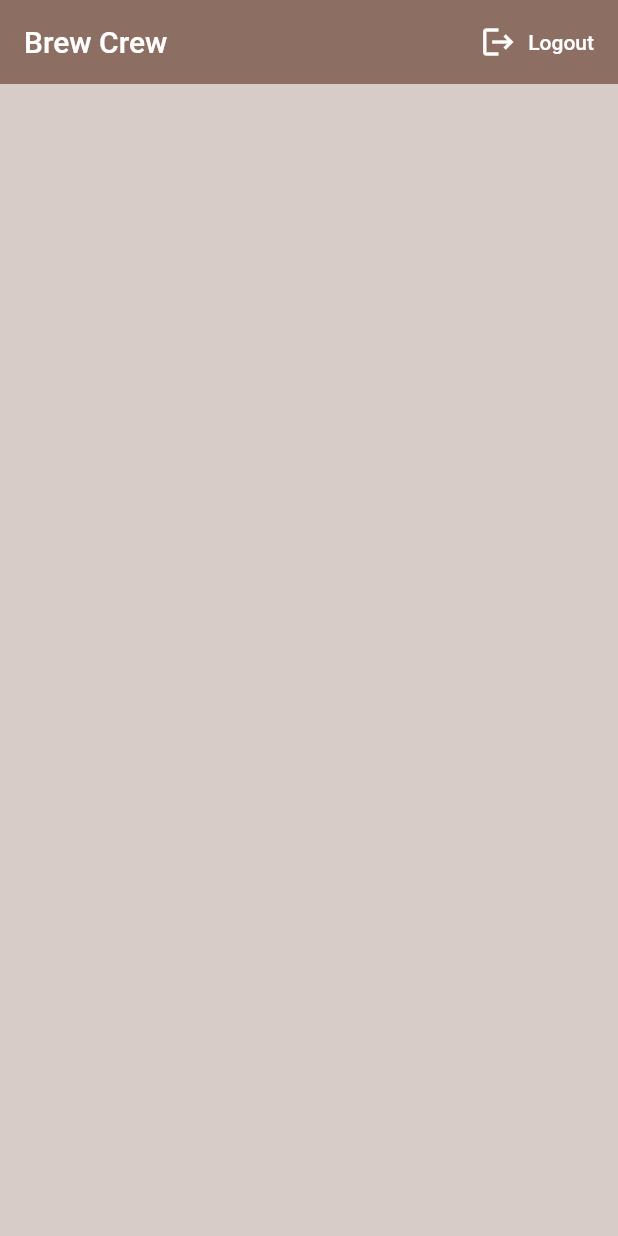
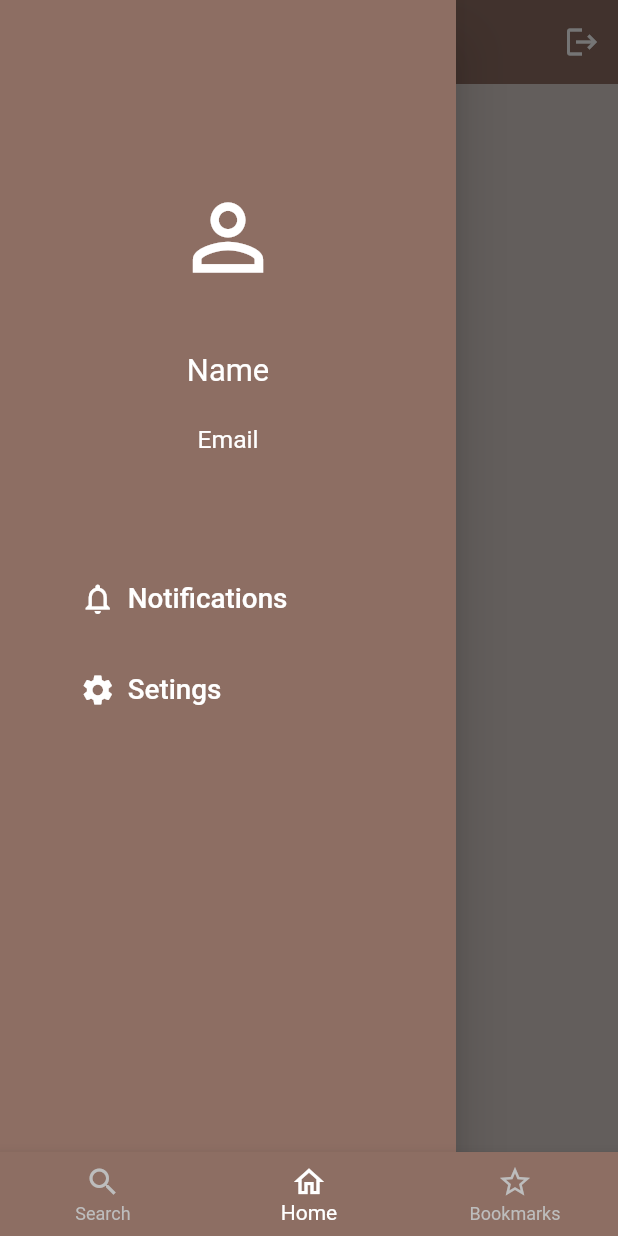
Before and after one commit to faseeh1999/brew_crew, a Flutter app: the screen it shows once a user with an empty profile is signed in, with the side drawer open (before the commit the screen has no drawer), on a phone screen of 412 x 824 dp. Run offline on Flutter 3.47's test engine with Material 2 defaults, Android fonts, the phone set to English and light mode, and no system bars; our stand-ins replace cloud_firestore, firebase_auth, flutter_spinkit; accounts and stored records are empty; Roboto replaces fonts that are missing (ss).

Commit message:
List Tile view Completed & Lec 21
Brew Model & Brew List Function in database file along with Brew Tile & List View Builder Completed.

```diff
--- /dev/null
+++ b/lib/models/brew.dart
@@ -0,0 +1,11 @@
+class Brew {
+  final String name;
+  final String sugars;
+  final int strength;
+
+  Brew({
+    this.name,
+    this.sugars,
+    this.strength,
+  });
+}
--- /dev/null
+++ b/lib/screens/home/brew_list.dart
@@ -0,0 +1,23 @@
+import 'package:brew_crew/models/brew.dart';
+import 'package:brew_crew/screens/home/brew_tile.dart';
+import 'package:flutter/material.dart';
+import 'package:cloud_firestore/cloud_firestore.dart';
+import 'package:provider/provider.dart';
+
+class BrewList extends StatefulWidget {
+  @override
+  _BrewListState createState() => _BrewListState();
+}
+
+class _BrewListState extends State<BrewList> {
+  @override
+  Widget build(BuildContext context) {
+    final brews = Provider.of<List<Brew>>(context);
+
+    return ListView.builder(
+        itemCount: brews.length,
+        itemBuilder: (context, index) {
+          return BrewTile(brew: brews[index]);
+        });
+  }
+}
--- a/lib/screens/home/home.dart
+++ b/lib/screens/home/home.dart
@@ -1,4 +1,6 @@
-import 'package:brew_crew/services/auth.dart';
+import 'package:brew_crew/screens/pages/firstpage.dart';
+import 'package:brew_crew/screens/pages/secondpage.dart';
+import 'package:brew_crew/screens/pages/thirdpage.dart';
 
 import 'package:flutter/material.dart';
 
@@ -8,31 +10,72 @@ class Home extends StatefulWidget {
 }
 
 class _HomeState extends State<Home> {
-  final AuthService _auth = AuthService();
+  int _selectedIndex = 1;
+  var _pages = [FirstPage(), SecondPage(), ThirdPage()];
 
   @override
   Widget build(BuildContext context) {
     return Scaffold(
       backgroundColor: Colors.brown[100],
-      appBar: AppBar(
+      bottomNavigationBar: BottomNavigationBar(
+        selectedItemColor: Colors.white,
+        unselectedItemColor: Colors.grey[400],
         backgroundColor: Colors.brown[400],
-        elevation: 0.0,
-        title: Text("Brew Crew"),
-        actions: [
-          FlatButton.icon(
-              onPressed: () async {
-                await _auth.signOut();
-              },
-              icon: Icon(
-                Icons.logout,
-                color: Colors.white,
-              ),
-              label: Text(
-                "Logout",
-                style: TextStyle(color: Colors.white),
-              ))
+        type: BottomNavigationBarType.fixed,
+        items: [
+          BottomNavigationBarItem(
+            icon: Icon(
+              Icons.search_outlined,
+              //color: Colors.white,
+            ),
+            label: "Search",
+            // label: Text("Home", style: TextStyle(color: Colors.white)
+          ),
+          BottomNavigationBarItem(
+            icon: Icon(Icons.home_outlined),
+            label: "Home",
+          ),
+          BottomNavigationBarItem(
+            icon: Icon(Icons.star_border_outlined),
+            label: "Bookmarks",
+          ),
+
+          // BottomNavigationBarItem(
+          //   icon: Icon(Icons.notifications_none_outlined),
+          //   label: "Notification",
+          // ),
+          // BottomNavigationBarItem(
+          //   icon: Icon(Icons.settings),
+          //   label: "Settings",
+          // ),
         ],
+        currentIndex: _selectedIndex,
+        onTap: (index) {
+          setState(() {
+            _selectedIndex = index;
+          });
+        },
       ),
+      // appBar: AppBar(
+      //   backgroundColor: Colors.brown[400],
+      //   elevation: 0.0,
+      //   title: Text("Brew Crew"),
+      //   actions: [
+      //     FlatButton.icon(
+      //         onPressed: () async {
+      //           await _auth.signOut();
+      //         },
+      //         icon: Icon(
+      //           Icons.logout,
+      //           color: Colors.white,
+      //         ),
+      //         label: Text(
+      //           "Logout",
+      //           style: TextStyle(color: Colors.white),
+      //         ))
+      //   ],
+      // ),
+      body: _pages[_selectedIndex],
     );
   }
 }
--- /dev/null
+++ b/lib/screens/pages/secondpage.dart
@@ -0,0 +1,44 @@
+import 'package:brew_crew/models/brew.dart';
+import 'package:brew_crew/screens/home/brew_list.dart';
+import 'package:brew_crew/services/auth.dart';
+import 'package:brew_crew/services/database.dart';
+import 'package:brew_crew/shared/drawer.dart';
+import 'package:flutter/material.dart';
+import 'package:cloud_firestore/cloud_firestore.dart';
+import 'package:provider/provider.dart';
+
+class SecondPage extends StatelessWidget {
+  AuthService _auth = AuthService();
+  @override
+  Widget build(BuildContext context) {
+    return StreamProvider<List<Brew>>.value(
+      value: DatabaseService().brews,
+      child: Scaffold(
+        backgroundColor: Colors.brown[100],
+        drawer: MainDrawer(),
+        appBar: AppBar(
+          centerTitle: true,
+          backgroundColor: Colors.brown[400],
+          elevation: 0.0,
+          title: Text("Home"),
+          actions: [
+            IconButton(
+              onPressed: () async {
+                await _auth.signOut();
+              },
+              icon: Icon(
+                Icons.logout,
+                color: Colors.white,
+              ),
+              // label: Text(
+              //   "Logout",
+              //   style: TextStyle(color: Colors.white),
+              // )
+            )
+          ],
+        ),
+        body: BrewList(),
+      ),
+    );
+  }
+}
--- /dev/null
+++ b/lib/shared/drawer.dart
@@ -0,0 +1,109 @@
+import 'package:brew_crew/screens/pages/fifthpage.dart';
+import 'package:brew_crew/screens/pages/fourthpage.dart';
+import 'package:flutter/material.dart';
+
+class MainDrawer extends StatelessWidget {
+  @override
+  Widget build(BuildContext context) {
+    final size = MediaQuery.of(context).size;
+    return Drawer(
+      child: Container(
+        color: Colors.brown[400],
+        child: Column(
+            crossAxisAlignment: CrossAxisAlignment.center,
+            mainAxisAlignment: MainAxisAlignment.start,
+            children: [
+              Padding(
+                padding: EdgeInsets.only(
+                    top: size.height * 0.15, bottom: size.height * 0.05),
+                child: Icon(
+                  Icons.person_outline,
+                  color: Colors.white,
+                  size: size.width * 0.17,
+                ),
+              ),
+              Text(
+                "Name",
+                style:
+                    TextStyle(color: Colors.white, fontSize: size.width * 0.05),
+              ),
+              SizedBox(
+                height: size.height * 0.03,
+              ),
+              Text(
+                "Email",
+                style:
+                    TextStyle(color: Colors.white, fontSize: size.width * 0.04),
+              ),
+              SizedBox(
+                height: size.height * 0.08,
+              ),
+              Column(
+                children: [
+                  Container(
+                    margin: EdgeInsets.fromLTRB(0, 10, 0, 10),
+                    height: size.height * 0.05,
+                    width: size.width * 0.8,
+                    child: Padding(
+                      padding: EdgeInsets.only(left: size.width * 0.1),
+                      child: Align(
+                        alignment: Alignment.centerLeft,
+                        child: RaisedButton.icon(
+                          label: Text("Notifications",
+                              style: TextStyle(
+                                fontFamily: 'ss',
+                                fontSize: size.width * 0.045,
+                              )),
+                          icon: Icon(Icons.notifications_none_outlined),
+                          elevation: 0.0,
+                          //padding: EdgeInsets.symmetric(horizontal: size.width*0.35,vertical: size.height*0.02),
+                          onPressed: () {
+                            Navigator.of(context).pop();
+                            Navigator.push(
+                                context,
+                                MaterialPageRoute(
+                                    builder: (context) => FourthPage()));
+                          },
+                          textColor: Colors.white,
+                          color: Colors.transparent,
+                        ),
+                      ),
+                    ),
+                  ),
+                  Container(
+                    margin: EdgeInsets.fromLTRB(0, 10, 0, 10),
+                    height: size.height * 0.05,
+                    width: size.width * 0.8,
+                    child: Padding(
+                      padding: EdgeInsets.only(left: size.width * 0.1),
+                      child: Align(
+                        alignment: Alignment.centerLeft,
+                        child: RaisedButton.icon(
+                          label: Text("Setings",
+                              style: TextStyle(
+                                fontFamily: 'ss',
+                                fontSize: size.width * 0.045,
+                              )),
+                          icon: Icon(Icons.settings),
+                          elevation: 0.0,
+                          //padding: EdgeInsets.symmetric(horizontal: size.width*0.35,vertical: size.height*0.02),
+                          onPressed: () {
+                            Navigator.of(context).pop();
+                            Navigator.push(
+                                context,
+                                MaterialPageRoute(
+                                    builder: (context) => FifthPage()));
+                          },
+                          textColor: Colors.white,
+                          color: Colors.transparent,
+                        ),
+                      ),
+                    ),
+                  ),
+                ],
+              ),
+            ]),
+      ),
+    );
+  }
+}
```
Also changed, not shown: lib/screens/authenticate/sign_in.dart (+0 -19 lines), lib/screens/home/brew_tile.dart (added, +26 -0 lines), lib/screens/pages/fifthpage.dart (added, +32 -0 lines), lib/screens/pages/firstpage.dart (added, +34 -0 lines), lib/screens/pages/fourthpage.dart (added, +32 -0 lines), lib/screens/pages/thirdpage.dart (added, +35 -0 lines), lib/services/database.dart (+17 -0 lines).
